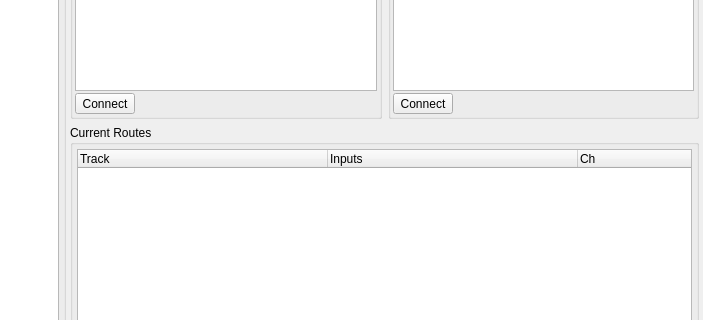
Above: oom/mixer/routedialogbase.ui from ccherrett/oom before the change; both pictures show x 188 to 891 and y 224 to 544 of the 891 by 691 pixel window. Below: the same form after it.
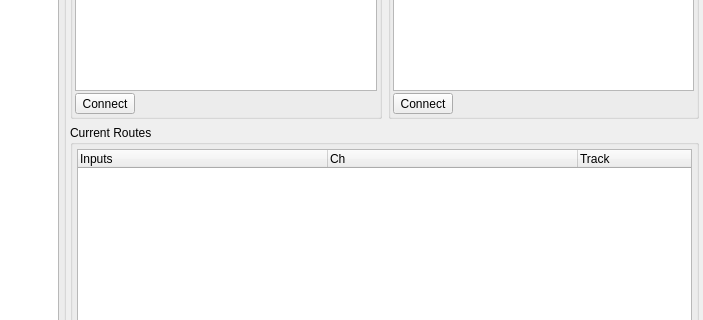
That is the form after the change.

Commit message: a few tweeks to the audio connection manager

```diff
--- a/oom/mixer/routedialogbase.ui
+++ b/oom/mixer/routedialogbase.ui
@@ -243,17 +243,6 @@
           <attribute name="headerStretchLastSection">
            <bool>true</bool>
           </attribute>
-          <attribute name="headerDefaultSectionSize">
-           <number>250</number>
-          </attribute>
-          <attribute name="headerStretchLastSection">
-           <bool>true</bool>
-          </attribute>
-          <column>
-           <property name="text">
-            <string>Track</string>
-           </property>
-          </column>
           <column>
            <property name="text">
             <string>Inputs</string>
@@ -267,6 +256,11 @@
             <string>Source Channel</string>
            </property>
           </column>
+          <column>
+           <property name="text">
+            <string>Track</string>
+           </property>
+          </column>
           <column>
            <property name="text">
             <string>Outputs</string>
```
